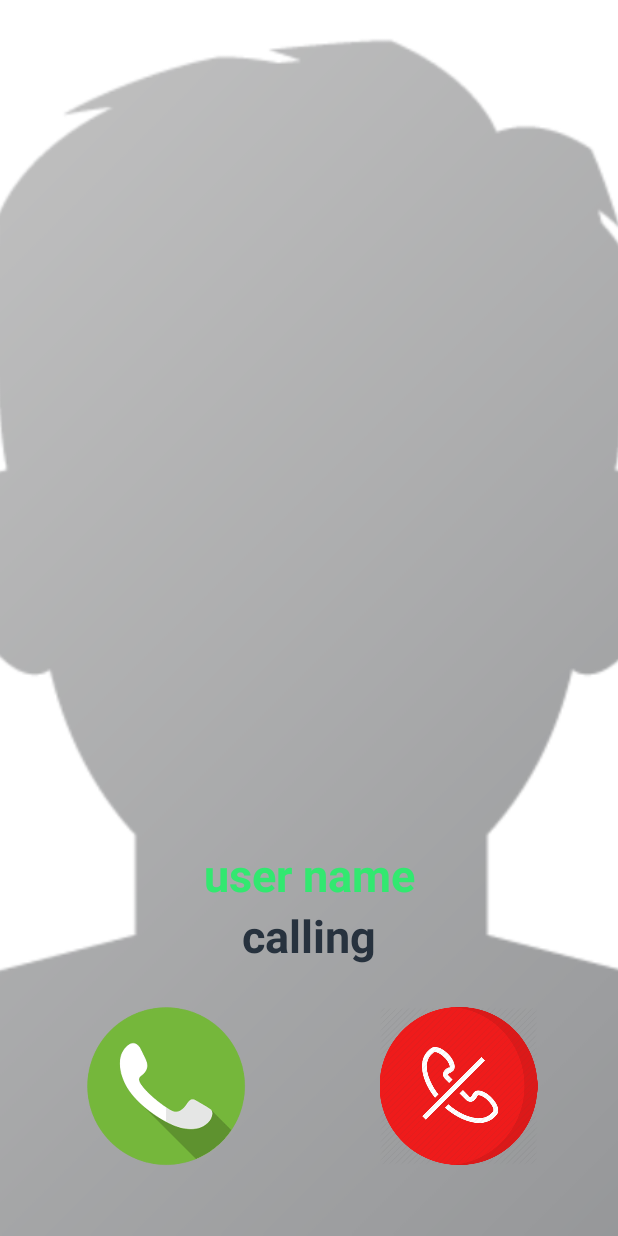
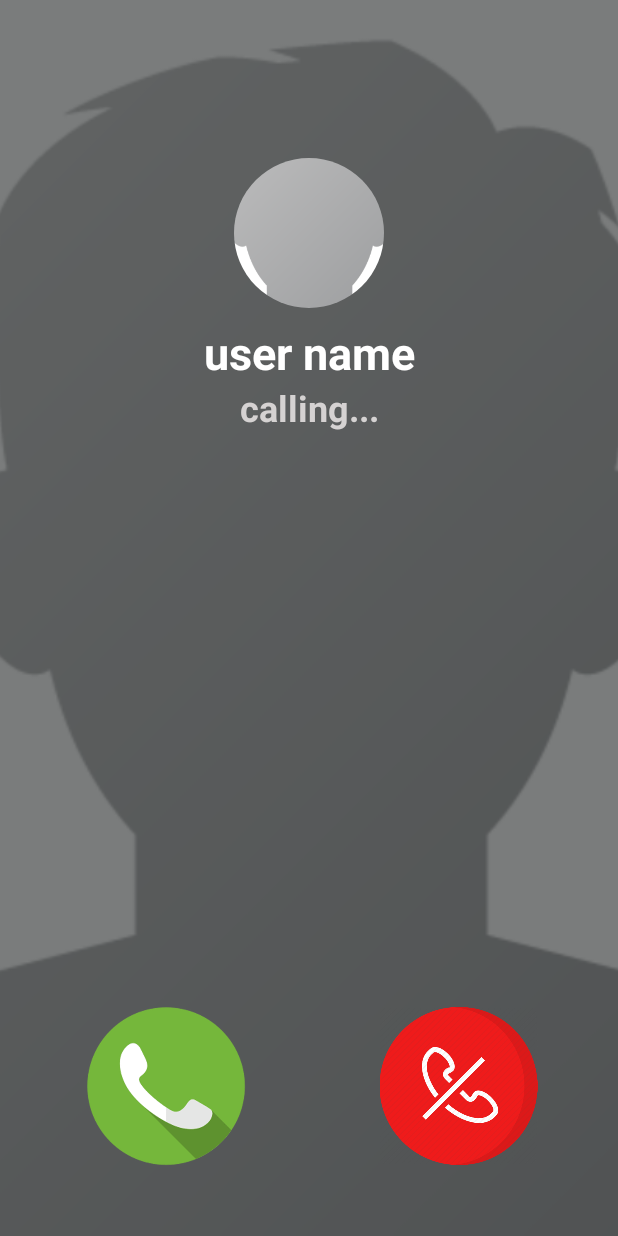
Before and after one commit to hungp1601/videocall, an Android app: the ReceivingActivity screen opened directly, with no data from a screen before it, on a phone screen of 412 x 824 dp. Run offline under Robolectric (Android 15) with nearby library versions, the light colour scheme and no system bars; our stand-ins replace CircleImageView, Firebase (no records; nobody signed in at launch, a user with empty details on screens opened directly), Picasso; 2 statements that could not run were skipped.

Commit message:
Chinh sua giao dien lan2

```diff
--- a/app/src/main/res/layout/activity_find_people.xml
+++ b/app/src/main/res/layout/activity_find_people.xml
@@ -28,8 +28,11 @@
                     android:layout_centerVertical="true"
                     android:layout_marginRight="16dp"
                     android:background="@drawable/timkiem"
+                    android:drawableLeft="@drawable/search"
+                    android:drawableTint="#85878b"
                     android:hint="Search here..."
                     android:textAlignment="center"
+                    android:paddingLeft="10dp"
                     android:textColor="#85878b"></EditText>
             </RelativeLayout>
         </androidx.appcompat.widget.Toolbar>
--- a/app/src/main/res/layout/activity_receiving.xml
+++ b/app/src/main/res/layout/activity_receiving.xml
@@ -10,34 +10,48 @@
         android:id="@+id/profile_image_calling"
         android:layout_width="match_parent"
         android:layout_height="match_parent"
-        android:src="@drawable/profile_image"
+        android:contentDescription="@null"
         android:scaleType="centerCrop"
-        android:contentDescription="@null"/>
+        android:src="@drawable/profile_image" />
+
+    <TextView
+        android:layout_width="match_parent"
+        android:layout_height="match_parent"
+        android:background="#9A242627" />
+
+    <de.hdodenhof.circleimageview.CircleImageView
+        android:id="@+id/hinhanh"
+        android:layout_width="100dp"
+        android:layout_height="200dp"
+        android:layout_centerHorizontal="true"
+        android:layout_marginTop="55dp"
+        android:scaleType="centerCrop"
+        android:src="@drawable/profile_image"></de.hdodenhof.circleimageview.CircleImageView>
 
     <TextView
         android:id="@+id/name_calling"
         android:layout_width="match_parent"
         android:layout_height="wrap_content"
+        android:layout_above="@+id/txt"
+        android:gravity="center"
+        android:maxLines="5"
         android:text="user name"
-        android:textColor="@color/colorPrimary"
+        android:textColor="@color/white"
         android:textSize="30sp"
-        android:maxLines="5"
-        android:textStyle="bold"
-        android:layout_above="@+id/txt"
-        android:gravity="center" />
+        android:textStyle="bold" />
 
     <TextView
         android:id="@+id/txt"
         android:layout_width="match_parent"
         android:layout_height="wrap_content"
-        android:text="calling"
-        android:textColor="@color/colorAccent"
-        android:textSize="30sp"
+        android:layout_below="@+id/hinhanh"
+        android:layout_marginBottom="20dp"
+        android:gravity="center"
         android:maxLines="5"
-        android:textStyle="bold"
-        android:layout_above="@+id/linear_layout1"
-        android:layout_marginBottom="20dp"
-        android:gravity="center" />
+        android:text="calling..."
+        android:textColor="#D5D2D2"
+        android:textSize="24sp"
+        android:textStyle="bold" />
 
     <LinearLayout
         android:id="@+id/linear_layout1"
```
Also changed, not shown: app/src/main/res/layout/activity_calling.xml (+20 -6 lines), app/src/main/res/layout/activity_profile.xml (+10 -7 lines), app/src/main/res/layout/activity_settings.xml (+14 -12 lines).
